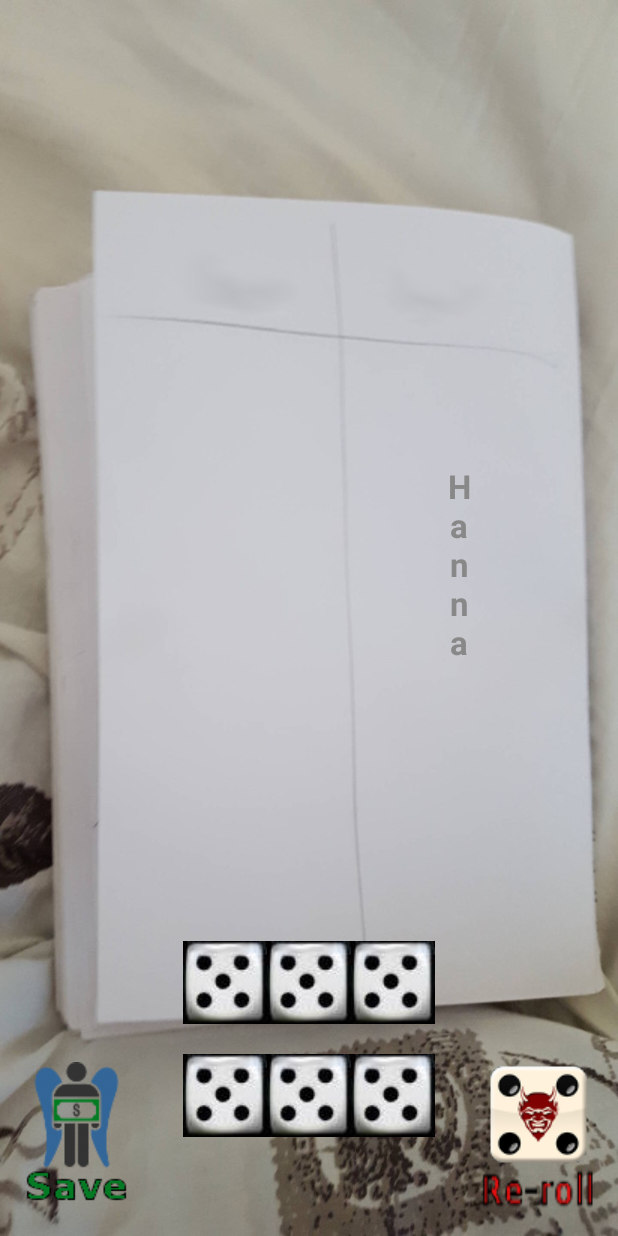
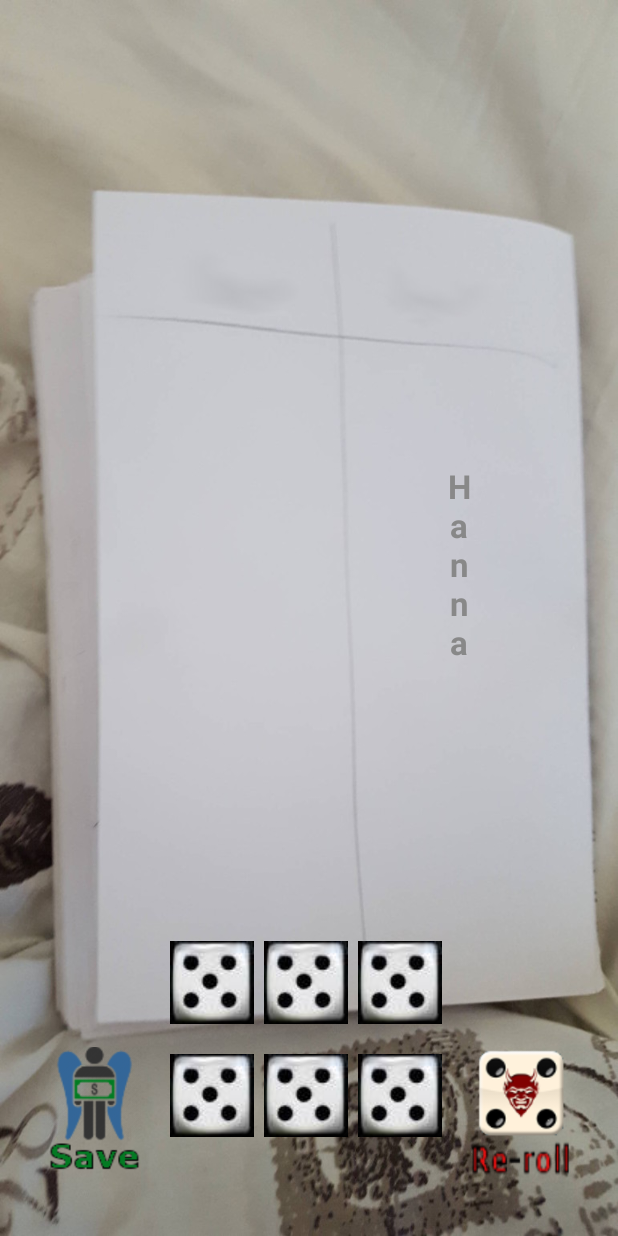
Before and after one commit to alzamon/TravelZilch, an Android app: the screen it shows after launch (MainActivity), on a phone screen of 412 x 824 dp. Run offline under Robolectric (Android 15) with nearby library versions, the phone set to English and light mode, and no system bars; libraries missing offline, so code that uses them is left out: com.android.internal; 1 statement that could not run was skipped.

Commit message:
Lagt også save og re-roll knappene inn i activity_main.xml

```diff
--- a/app/src/main/res/layout/activity_main.xml
+++ b/app/src/main/res/layout/activity_main.xml
@@ -15,23 +15,4 @@
 
     <include layout="@layout/content_main" />
 
-    <android.support.design.widget.VisibilityAwareImageButton
-        android:id="@+id/stop"
-        android:layout_width="wrap_content"
-        android:layout_height="wrap_content"
-        android:layout_gravity="bottom|start"
-        android:layout_margin="@dimen/fab_margin"
-        android:background="@null"
-        android:src="@drawable/store"/>
-
-    <android.support.design.widget.VisibilityAwareImageButton
-        android:id="@+id/roll_again"
-        android:layout_width="wrap_content"
-        android:layout_height="wrap_content"
-        android:layout_gravity="bottom|end"
-        android:layout_margin="@dimen/fab_margin"
-        android:background="@null"
-        android:src="@drawable/reroll"/>
-
-
 </android.support.design.widget.CoordinatorLayout>
--- a/app/src/main/res/layout/content_main.xml
+++ b/app/src/main/res/layout/content_main.xml
@@ -39,15 +39,14 @@
         android:weightSum="2">
 
 
-
         <ScrollView
+            android:id="@+id/scroll_view"
             android:layout_width="match_parent"
+            android:layout_height="750dp"
             android:layout_weight="1"
-            android:paddingTop="40dp"
+            android:isScrollContainer="true"
             android:paddingBottom="20dp"
-            android:layout_height="750dp"
-            android:isScrollContainer="true"
-            android:id="@+id/scroll_view">
+            android:paddingTop="40dp">
 
 
             <LinearLayout
@@ -83,20 +82,34 @@
             android:layout_width="match_parent"
             android:layout_height="match_parent"
             android:layout_weight="1"
-            android:orientation="vertical"
-            android:weightSum="2">
+            android:orientation="horizontal"
+            android:weightSum="7">
+
+            <android.support.design.widget.VisibilityAwareImageButton
+                android:id="@+id/stop"
+                android:layout_width="wrap_content"
+                android:layout_height="wrap_content"
+                android:layout_gravity="bottom|start"
+                android:layout_margin="@dimen/fab_margin"
+                android:layout_weight="2"
+                android:background="@null"
+                android:src="@drawable/store"/>
+
 
             <LinearLayout
                 android:layout_width="wrap_content"
                 android:layout_height="wrap_content"
                 android:layout_gravity="center_horizontal"
-                android:orientation="horizontal"
+                android:layout_weight="1"
+                android:orientation="vertical"
                 android:weightSum="2">
 
                 <ImageButton
                     android:id="@+id/die_one"
                     android:layout_width="wrap_content"
                     android:layout_height="wrap_content"
+                    android:paddingLeft="5dp"
+                    android:paddingRight="5dp"
                     android:src="@drawable/one"
                     android:visibility="invisible"/>
 
@@ -104,14 +117,9 @@
                     android:id="@+id/die_two"
                     android:layout_width="wrap_content"
                     android:layout_height="wrap_content"
+                    android:paddingLeft="5dp"
+                    android:paddingRight="5dp"
                     android:src="@drawable/two"
-                    android:visibility="invisible"/>
-
-                <ImageButton
-                    android:id="@+id/die_three"
-                    android:layout_width="wrap_content"
-                    android:layout_height="wrap_content"
-                    android:src="@drawable/three"
                     android:visibility="invisible"/>
             </LinearLayout>
 
@@ -120,21 +128,44 @@
                 android:layout_height="wrap_content"
                 android:layout_gravity="center_horizontal"
                 android:layout_weight="1"
-                android:orientation="horizontal"
+                android:orientation="vertical"
                 android:weightSum="2">
 
+                <ImageButton
+                    android:id="@+id/die_three"
+                    android:layout_width="wrap_content"
+                    android:layout_height="wrap_content"
+                    android:paddingLeft="5dp"
+                    android:paddingRight="5dp"
+                    android:src="@drawable/three"
+                    android:visibility="invisible"/>
 
                 <ImageButton
                     android:id="@+id/die_four"
                     android:layout_width="wrap_content"
                     android:layout_height="wrap_content"
+                    android:paddingLeft="5dp"
+                    android:paddingRight="5dp"
                     android:src="@drawable/four"
                     android:visibility="invisible"/>
+
+            </LinearLayout>
+
+            <LinearLayout
+                android:layout_width="wrap_content"
+                android:layout_height="wrap_content"
+                android:layout_gravity="center_horizontal"
+                android:layout_weight="1"
+                android:orientation="vertical"
+                android:weightSum="2">
+
 
                 <ImageButton
                     android:id="@+id/die_five"
                     android:layout_width="wrap_content"
                     android:layout_height="wrap_content"
+                    android:paddingLeft="5dp"
+                    android:paddingRight="5dp"
                     android:src="@drawable/five"
                     android:visibility="invisible"/>
 
@@ -142,9 +173,22 @@
                     android:id="@+id/die_six"
                     android:layout_width="wrap_content"
                     android:layout_height="wrap_content"
+                    android:paddingLeft="5dp"
+                    android:paddingRight="5dp"
                     android:src="@drawable/six"
                     android:visibility="invisible"/>
             </LinearLayout>
+
+            <android.support.design.widget.VisibilityAwareImageButton
+                android:id="@+id/roll_again"
+                android:layout_width="wrap_content"
+                android:layout_height="wrap_content"
+                android:layout_gravity="bottom|end"
+                android:layout_margin="@dimen/fab_margin"
+                android:layout_weight="2"
+                android:background="@null"
+                android:src="@drawable/reroll"/>
+
         </LinearLayout>
 
     </LinearLayout>
```
